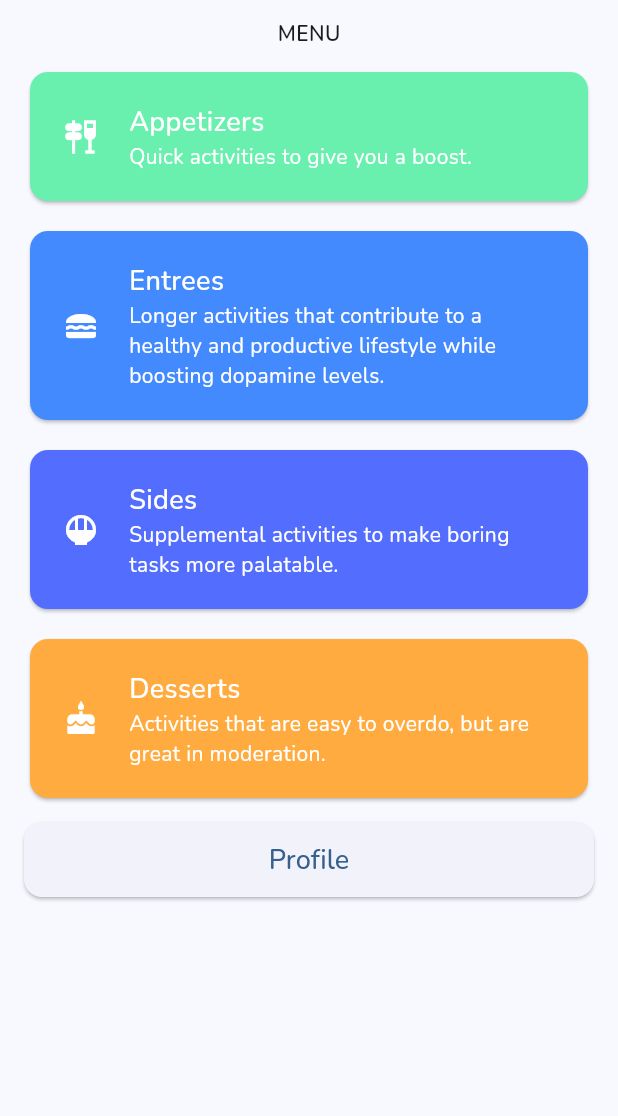
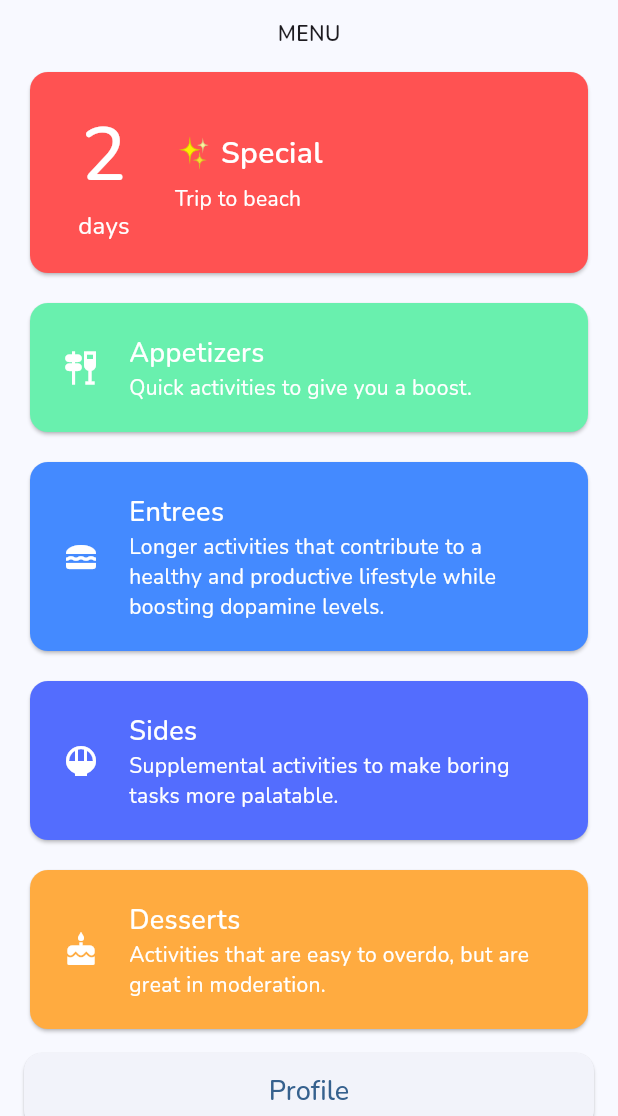
Before and after one commit to a-batts/neutritious, a Flutter app: the screen it shows once a user with an empty profile is signed in, on a phone screen of 412 x 824 dp, the part 120-1236 px from its top. Run offline on Flutter 3.47's test engine with Material 3 defaults, Android fonts, the light colour scheme and no system bars; our stand-ins replace cloud_firestore, firebase_auth, firebase_core, google_fonts; accounts and stored records are empty.

Commit message:
Countdown card

```diff
--- a/lib/menu_page.dart
+++ b/lib/menu_page.dart
@@ -1,8 +1,10 @@
 import 'package:flutter/material.dart';
+import 'package:neutritious/db/user_menu_item.dart';
 import 'package:neutritious/profile_page.dart';
 
 import 'category_page.dart';
 import 'enums/menu_category.dart';
+import 'item_page.dart';
 
 class MenuPage extends StatefulWidget {
   const MenuPage({super.key});
@@ -70,6 +72,84 @@ class _MenuPageState extends State<MenuPage> {
     ));
   }
 
+  Widget _countdownTimer() {
+    DateTime event = DateTime.now().add(const Duration(days: 2));
+
+    DateTime now = DateTime.now();
+    int diffDays = event.difference(now).inDays;
+
+    return (SizedBox(
+      width: double.infinity,
+      child: Card(
+          color: Colors.redAccent,
+          child: InkWell(
+            borderRadius: BorderRadius.circular(12.0),
+            onTap: () => {
+              Navigator.push(
+                context,
+                MaterialPageRoute(
+                    builder: (context) => const ItemPage(
+                        item: UserMenuItem(
+                            content: "Day trip with friends to Virginia Beach",
+                            title: "Trip to beach",
+                            imageURL:
+                                "https://assets.simpleviewinc.com/simpleview/image/upload/c_fill,h_907,q_75,w_1100/v1/clients/virginiabeachva/144_3_3841_jpeg_18990e3e-6c17-4c58-bee7-03cb285c9dc3.jpg"))),
+              )
+            },
+            child: Padding(
+                padding: const EdgeInsets.symmetric(
+                    horizontal: 22.0, vertical: 20.0),
+                child: Row(
+                  children: [
+                    Padding(
+                      padding: const EdgeInsets.only(right: 20.0),
+                      child: Padding(
+                        padding: const EdgeInsets.symmetric(horizontal: 10.0),
+                        child: Column(
+                          children: [
+                            Text(
+                              diffDays.toString(),
+                              style: const TextStyle(
+                                  fontWeight: FontWeight.w500,
+                                  fontSize: 50.0,
+                                  color: Colors.white),
+                            ),
+                            const Text(
+                              "days",
+                              style: TextStyle(
+                                  color: Colors.white, fontSize: 16.0),
+                            )
+                          ],
+                        ),
+                      ),
+                    ),
+                    const Flexible(
+                        child: Column(
+                      mainAxisAlignment: MainAxisAlignment.start,
+                      crossAxisAlignment: CrossAxisAlignment.start,
+                      children: <Widget>[
+                        Text(
+                          "✨ Special",
+                          style: TextStyle(
+                              fontSize: 20.0,
+                              fontWeight: FontWeight.w600,
+                              color: Colors.white),
+                        ),
+                        SizedBox(
+                          height: 6.0,
+                        ),
+                        Text(
+                          "Trip to beach",
+                          style: TextStyle(color: Colors.white),
+                        )
+                      ],
+                    ))
+                  ],
+                )),
+          )),
+    ));
+  }
+
   @override
   Widget build(BuildContext context) {
     // This method is rerun every time setState is called, for instance as done
@@ -116,6 +196,7 @@ class _MenuPageState extends State<MenuPage> {
                     "MENU",
                     style: TextStyle(fontWeight: FontWeight.w600),
                   ),
+                  _countdownTimer(),
                   _menuItem(
                     MenuCategory.appetizers,
                   ),
```
